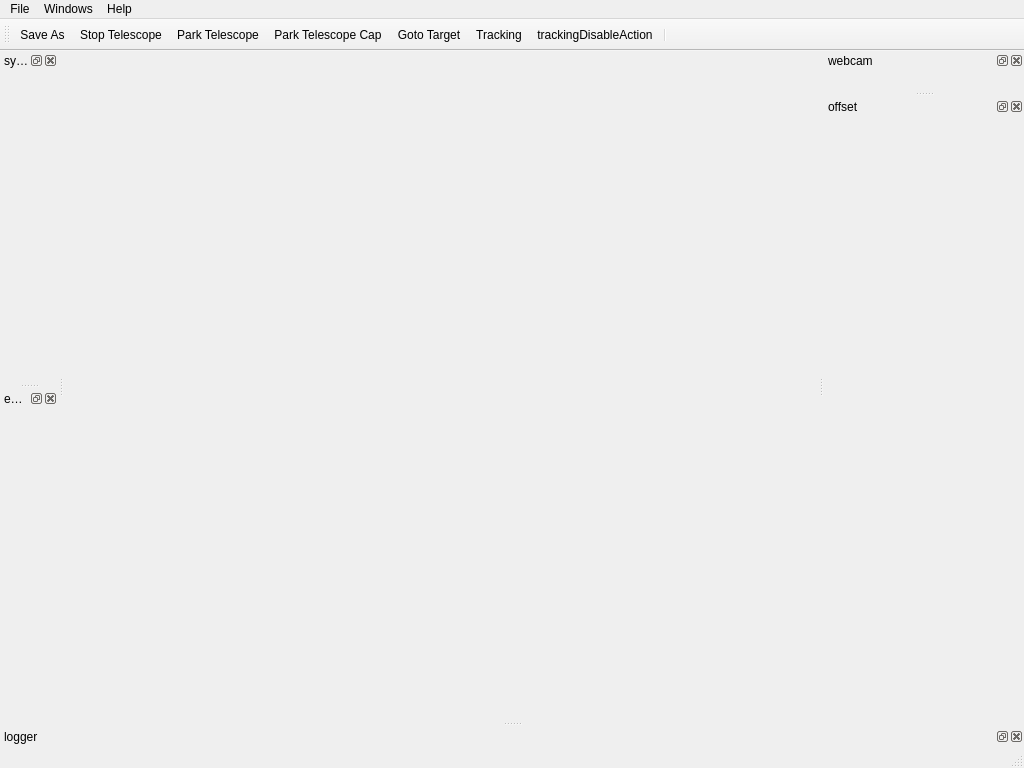
First picture: the form in ESO50CM/Console/mainwindow.ui, repository tzuchiangshen/eso50cm, before the edit.
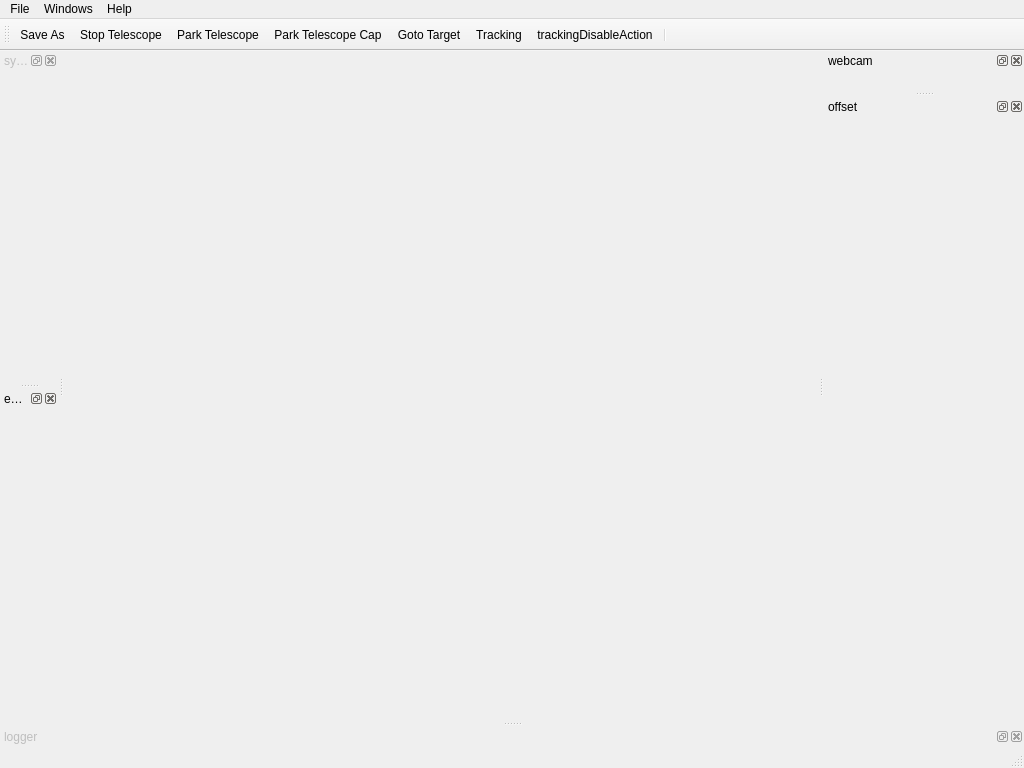
Second picture: the form after the edit. Icons and pictures are not drawn.

The edit to the form file:
```diff
--- a/ESO50CM/Console/mainwindow.ui
+++ b/ESO50CM/Console/mainwindow.ui
@@ -77,6 +77,9 @@
   </widget>
   <widget class="QStatusBar" name="statusBar"/>
   <widget class="QDockWidget" name="dockProcess">
+   <property name="enabled">
+    <bool>false</bool>
+   </property>
    <property name="windowTitle">
     <string>system</string>
    </property>
@@ -90,6 +93,9 @@
    </widget>
   </widget>
   <widget class="QDockWidget" name="dockLogger">
+   <property name="enabled">
+    <bool>false</bool>
+   </property>
    <property name="windowTitle">
     <string>logger</string>
    </property>
```
Left out of the diff: 3 changed lines with no effect on the pictures.
